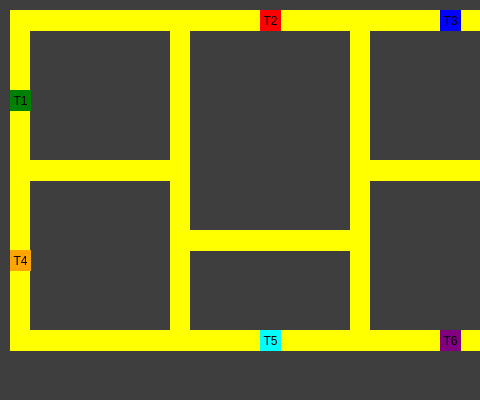
The window that mainwindow.ui (Alison-Andrade/projeto_trem-Sistemas_Operacionais-IMD0036) describes before a commit, drawn with Qt 5; both pictures show x 0 to 480 and y 0 to 400 of the 990 by 400 pixel window.
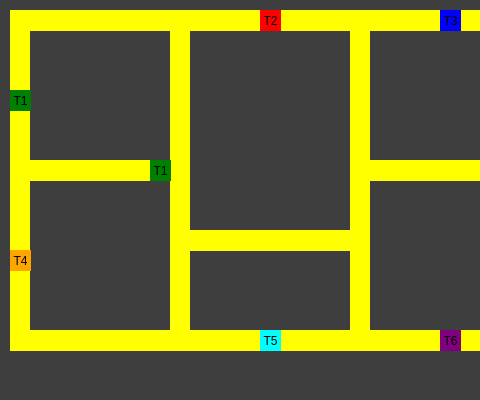
The same window after the commit.

Commit message: feat: mudanças nas posições de liberação dos semáforos

Diff of the .ui file:
```diff
--- a/mainwindow.ui
+++ b/mainwindow.ui
@@ -583,6 +583,27 @@
      <set>Qt::AlignmentFlag::AlignCenter</set>
     </property>
    </widget>
+   <widget class="QLabel" name="label_T1_3">
+    <property name="geometry">
+     <rect>
+      <x>150</x>
+      <y>160</y>
+      <width>21</width>
+      <height>21</height>
+     </rect>
+    </property>
+    <property name="styleSheet">
+     <string notr="true">background-color: green
+;
+</string>
+    </property>
+    <property name="text">
+     <string>T1</string>
+    </property>
+    <property name="alignment">
+     <set>Qt::AlignmentFlag::AlignCenter</set>
+    </property>
+   </widget>
   </widget>
   <widget class="QMenuBar" name="menubar">
    <property name="geometry">
```
The commit also changes 1 other file.
